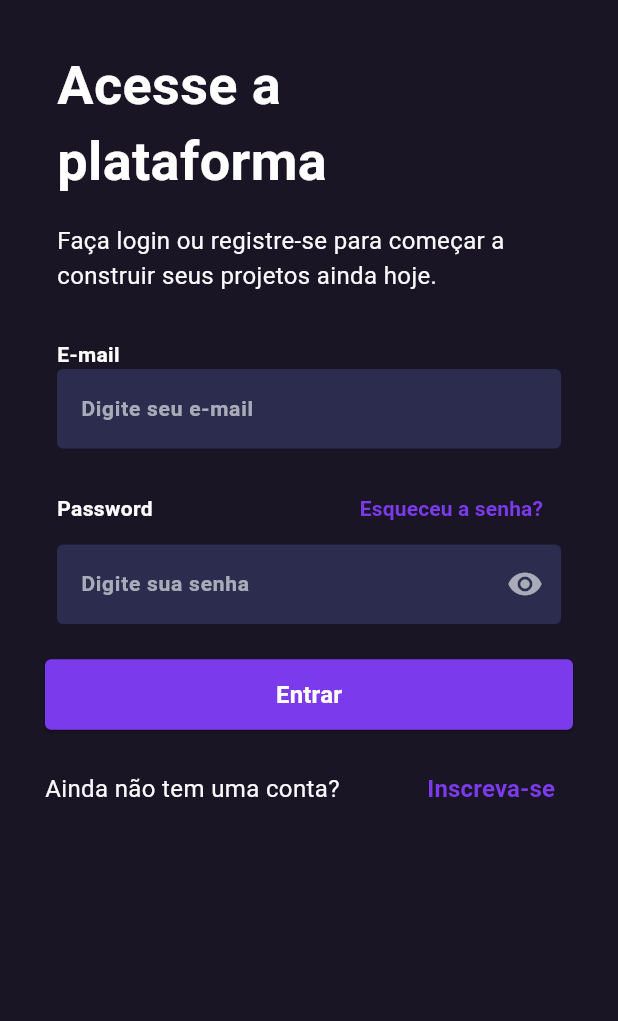
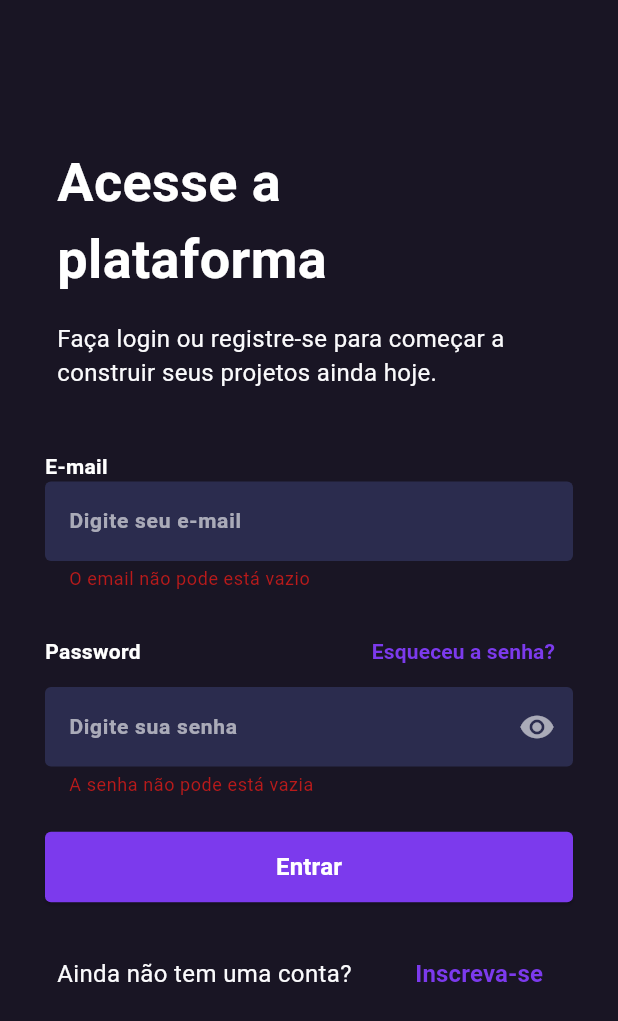
Before and after one commit to Rodrigosdk/auth-page, a Flutter app: the screen it shows after launch, after a tap on "Entrar", on a phone screen of 412 x 824 dp. Shown: the top 1021 px of the screen. Run offline on Flutter 3.47's test engine with Material 3 defaults, Android fonts, the phone set to English and light mode, and no system bars; our stand-ins replace google_fonts.

Commit message:
feat: :sparkles: Criada validação do formulário de login

```diff
--- /dev/null
+++ b/lib/application/usecase/auth/user_authentication_validator.dart
@@ -0,0 +1,33 @@
+import 'package:flutter/material.dart';
+
+import '../../../domain/enum/e_request_login_status.dart';
+import '../../../shared/communication/requests/request_login.dart';
+
+class UserAuthenticationValidator {
+  final formkey = GlobalKey<FormState>();
+
+  RequestLogin model = RequestLogin();
+
+  String? validateUser(String? value) {
+    return value?.isEmpty ?? true ? "O email não pode está vazio" : null;
+  }
+
+  String? validatePassword(String? value) {
+    return value?.isEmpty ?? true ? "A senha não pode está vazia" : null;
+  }
+
+  RequestLogin onChanged({String? email, String? password, }) {
+    model = model.copyWith(email: email, password: password);
+
+    return model;
+  }
+
+  ERequestLoginStatus execute() {
+    final form = formkey.currentState;
+
+    if (form!.validate()) {
+      return ERequestLoginStatus.valid;
+    }
+    return ERequestLoginStatus.invalid;
+  }
+}
--- /dev/null
+++ b/lib/domain/enum/e_request_login_status.dart
@@ -0,0 +1,4 @@
+enum ERequestLoginStatus{
+  valid,
+  invalid;
+}
--- a/lib/page/auth_page.dart
+++ b/lib/page/auth_page.dart
@@ -1,21 +1,17 @@
 import 'package:auth/page/components/criation_account/criation_account_components.dart';
 import 'package:flutter/material.dart';
 
-import 'components/button/button_entry_component.dart';
+import 'components/forms/login_forms_components.dart';
 import 'components/infomartive_content/infomartive_content_component.dart';
-import 'components/input/input_forgot_password_component.dart';
-import 'components/input/simples_input_component.dart';
 
 class AuthPage extends StatelessWidget {
   const AuthPage({super.key});
 
   @override
   Widget build(BuildContext context) {
-    final emailController = TextEditingController();
-
-    final passwordController = TextEditingController();
     return  Scaffold(
-      body: SingleChildScrollView(
+      body: SafeArea(
+        child: SingleChildScrollView(
           child: Row(
             mainAxisAlignment: MainAxisAlignment.spaceBetween,
             crossAxisAlignment: CrossAxisAlignment.center,
@@ -27,39 +23,33 @@ class AuthPage extends StatelessWidget {
                     mainAxisAlignment: MainAxisAlignment.center,
                     crossAxisAlignment: CrossAxisAlignment.start,
                     children: [
+                      if(MediaQuery.of(context).size.width <= 750)
+                        const SizedBox(height: 65,),
                       const Padding(
                         padding: EdgeInsets.symmetric(vertical: 15.0),
                         child: InfomartiveContentComponent(),
                       ),
-                    SimplesInputComponent(
-                      title: "E-mail",
-                      subTitle: "Digite seu e-mail",
-                      controller: emailController),
+                      if(MediaQuery.of(context).size.width <= 750)
+                        const SizedBox(height: 10,),
 
-                    InputForgotPasswordComponent(
-                      title: "Password",
-                      subTitle: "Digite sua senha",
-                      passwordEnable: true,
-                      controller: passwordController,
-                      onPressed: () {  }),
+                      const LoginFormsComponents(),
 
                       Padding(
-                      padding: const EdgeInsets.symmetric(vertical: 15.0),
-                      child: ButtonEntryComponent(onPressed: (){},),
-                    ),
-
-                    CriationAccountComponents(onPressed: (){},)
+                        padding: const EdgeInsets.all(8.0),
+                        child: CriationAccountComponents(onPressed: (){},),
+                      )
                     ],
                   ),
                 ),
               ),
-            if(MediaQuery.of(context).size.width >= 750)
+              if(MediaQuery.of(context).size.width >= 750 && MediaQuery.of(context).size.height >= 450)
                 Flexible(
                   flex: 2,
                   child: Image.asset("assets/image/background.png",scale:  1.3,))
             ],
           ),
         ),
+      ),
     );
   }
 }
--- /dev/null
+++ b/lib/page/components/forms/login_forms_components.dart
@@ -0,0 +1,79 @@
+import 'package:flutter/material.dart';
+
+import '../../../application/usecase/auth/user_authentication_validator.dart';
+import '../button/button_entry_component.dart';
+import '../input/input_forgot_password_component.dart';
+import '../input/simples_input_component.dart';
+
+class LoginFormsComponents extends StatefulWidget {
+  const LoginFormsComponents({super.key});
+
+  @override
+  State<LoginFormsComponents> createState() => _LoginFormsComponentsState();
+}
+
+class _LoginFormsComponentsState extends State<LoginFormsComponents> {
+  final emailController = TextEditingController();
+  final passwordController = TextEditingController();
+  final loginValidator  = UserAuthenticationValidator();
+
+  final focusPassword = FocusNode();
+
+  @override
+  void dispose() {
+    emailController.dispose();
+    passwordController.dispose();
+    focusPassword.dispose();
+    super.dispose();
+  }
+
+  @override
+  Widget build(BuildContext context) {
+
+    return Form(
+      key: loginValidator.formkey,
+      child: Column(children: [
+        Padding(
+          padding: const EdgeInsets.symmetric(vertical: 8.0),
+          child: SimplesInputComponent(
+            title: "E-mail",
+            subTitle: "Digite seu e-mail",
+            validator: (_) {
+              return loginValidator.validateUser(emailController.text);
+            },
+            onFieldSubmitted: (p0) {
+              FocusScope.of(context).requestFocus(focusPassword);
+            },
+            onChanged: (_) {
+              loginValidator.onChanged(email: emailController.text);
+            },
+            controller: emailController),
+        ),
+
+          Padding(
+            padding: const EdgeInsets.symmetric(vertical: 8.0),
+            child: InputForgotPasswordComponent(
+              title: "Password",
+              subTitle: "Digite sua senha",
+              focusNode: focusPassword,
+              passwordEnable: true,
+              onFieldSubmitted: (_){
+                loginValidator.execute();
+              },
+              controller: passwordController,
+              validator: (_) {
+                return loginValidator.validatePassword(passwordController.text);
+              },
+              onChanged: (_) {
+                loginValidator.onChanged(email: emailController.text);
+              },
+              onPressed: () {  }),
+          ),
+
+          Padding(
+            padding: const EdgeInsets.symmetric(vertical: 15.0),
+            child: ButtonEntryComponent(onPressed: (){
+              loginValidator.execute();},),
+          ),]));
+  }
+}
--- a/lib/page/components/input/input_forgot_password_component.dart
+++ b/lib/page/components/input/input_forgot_password_component.dart
@@ -3,17 +3,20 @@ import 'package:flutter/material.dart';
 import 'simples_input_component.dart';
 import 'title_input_extensions.dart';
 
-// ignore: must_be_immutable
 class InputForgotPasswordComponent extends SimplesInputComponent {
   final void Function()? onPressed;
 
-  InputForgotPasswordComponent({
+  const InputForgotPasswordComponent({
     super.key,
     required this.onPressed,
     required super.title,
     required super.controller,
     required super.subTitle,
+    required super.onChanged,
+    required super.validator,
+    super.onFieldSubmitted,
     super.passwordEnable,
+    super.focusNode
   });
 
   @override
--- a/lib/page/components/input/simples_input_component.dart
+++ b/lib/page/components/input/simples_input_component.dart
@@ -3,28 +3,34 @@ import 'package:flutter/services.dart';
 
 import 'title_input_extensions.dart';
 
-// ignore: must_be_immutable
 class SimplesInputComponent extends StatefulWidget {
   final String title;
   final String subTitle;
 
   final TextEditingController controller;
+  final String? Function(String?)? validator;
   final TextAlign? textAlign;
   final void Function(String)? onChanged;
   final TextInputType? keyboardType;
   final bool? passwordEnable;
+  final Function(String)? onFieldSubmitted;
+  final FocusNode? focusNode;
 
-  List<TextInputFormatter>? inputFormatters;
+  final List<TextInputFormatter>? inputFormatters;
 
-  SimplesInputComponent({
-    Key? key,
+  const SimplesInputComponent({
+    super.key,
     required this.title,
     required this.controller,
     this.textAlign,
     this.onChanged,
     this.keyboardType,
-    this.inputFormatters, required this.subTitle, this.passwordEnable,
-  }) : super(key: key);
+    this.inputFormatters,
+    required this.subTitle,
+    this.passwordEnable,
+    this.validator,
+    this.onFieldSubmitted, this.focusNode,
+  });
 
   @override
   State<SimplesInputComponent> createState() => _SimplesInputComponentState();
@@ -60,17 +66,18 @@ class _SimplesInputComponentState extends State<SimplesInputComponent> {
 
   @override
   Widget build(BuildContext context) {
-    return Padding(
-      padding: const EdgeInsets.all(8.0),
-      child: Column(
+    return Column(
       mainAxisSize: MainAxisSize.min,
       crossAxisAlignment: CrossAxisAlignment.start,
       children: [
         widget.titleWidget(context),
-          TextField(
+        TextFormField(
+          validator: widget.validator,
           controller: widget.controller,
           onChanged: widget.onChanged,
+          focusNode: widget.focusNode,
           inputFormatters: widget.inputFormatters,
+          onFieldSubmitted: widget.onFieldSubmitted,
           obscureText: widget.passwordEnable == true? obscureText:false,
           keyboardType:widget.keyboardType?? TextInputType.text,
           textAlign: widget.textAlign??TextAlign.left,
@@ -79,7 +86,6 @@ class _SimplesInputComponentState extends State<SimplesInputComponent> {
             hintText: widget.subTitle,
           ),
         ),
-        ]),
-    );
+      ]);
   }
 }
--- /dev/null
+++ b/lib/shared/communication/requests/request_login.dart
@@ -0,0 +1,41 @@
+// ignore_for_file: public_member_api_docs, sort_constructors_first
+import 'dart:convert';
+
+class RequestLogin {
+  final String? email;
+  final String? password;
+
+  RequestLogin({
+    this.email,
+    this.password,
+  });
+
+  Map<String, dynamic> toMap() {
+    return <String, dynamic>{
+      'email': email,
+      'password': password,
+    };
+  }
+
+  factory RequestLogin.fromMap(Map<String, dynamic> map) {
+    return RequestLogin(
+      email: map['email'] != null ? map['email'] as String : null,
+      password: map['password'] != null ? map['password'] as String : null,
+    );
+  }
+
+  String toJson() => json.encode(toMap());
+
+  factory RequestLogin.fromJson(String source) => RequestLogin.fromMap(json.decode(source) as Map<String, dynamic>);
+
+
+  RequestLogin copyWith({
+    String? email,
+    String? password,
+  }) {
+    return RequestLogin(
+      email: email ?? this.email,
+      password: password ?? this.password,
+    );
+  }
+}
```
Lines whose indentation alone changed are shown as unchanged.
